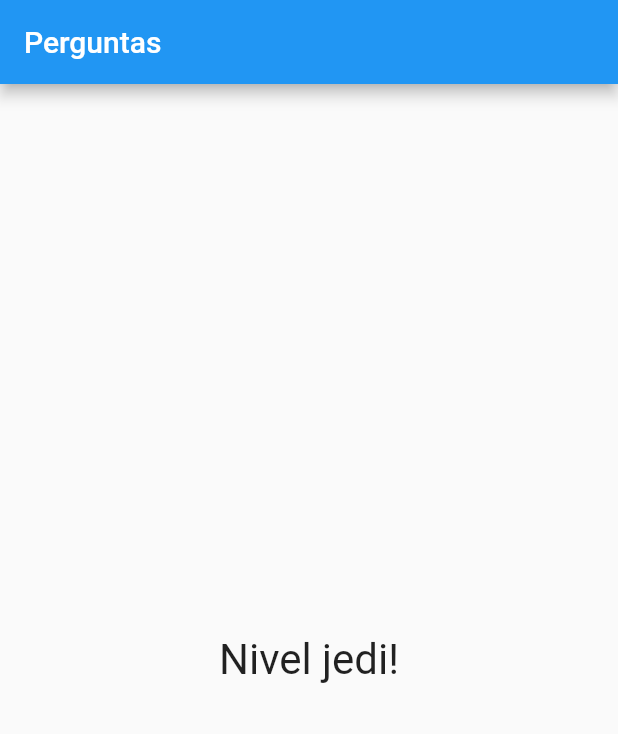
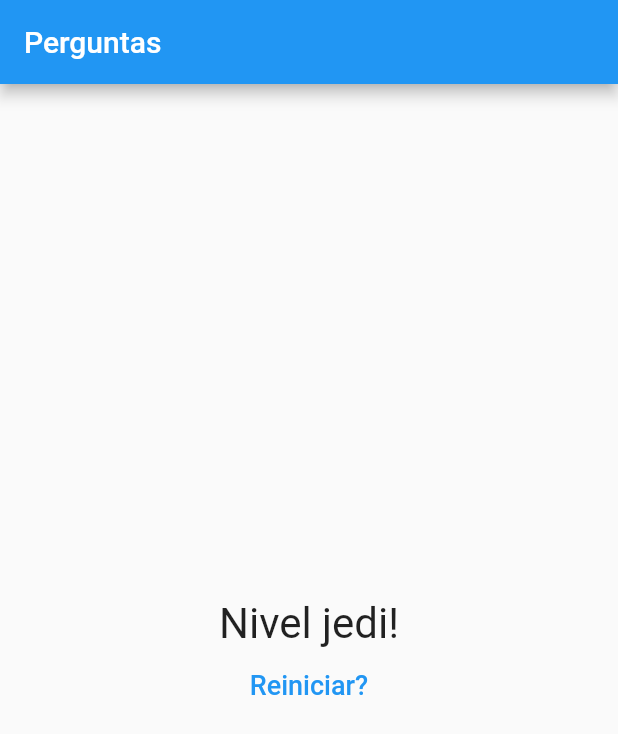
Before and after one commit to EduardoShibukawa/curso-cod3r-flutter, a Flutter app: the screen it shows after launch, after a tap on "Preto", after a tap on "Cobra", after a tap on "Leo", on a phone screen of 412 x 824 dp. Shown: the top 734 px of the screen. Run offline on Flutter 3.47's test engine with Material 2 defaults, Android fonts, the phone set to English and light mode, and no system bars.

Commit message:
acabou miseravi

```diff
--- a/projeto_perguntas/lib/main.dart
+++ b/projeto_perguntas/lib/main.dart
@@ -53,6 +53,13 @@ class _PerguntaAppState extends State<PerguntaApp> {
     return _perguntaSelecionada < _perguntas.length;
   }
 
+  void _reiniciarQuestionario() {
+    setState(() {
+      _perguntaSelecionada = 0;
+      _pontuacaoTotal = 0;
+    });
+  }
+
   @override
   Widget build(BuildContext context) {
     return MaterialApp(
@@ -66,7 +73,10 @@ class _PerguntaAppState extends State<PerguntaApp> {
                   perguntaSelecionada: _perguntaSelecionada,
                   quandoResponder: _responder,
                 )
-              : Resultado(pontuacao: _pontuacaoTotal,)),
+              : Resultado(
+                  pontuacao: _pontuacaoTotal,
+                  quandoReiniciarQuestionario: _reiniciarQuestionario,
+                )),
     );
   }
 }
--- a/projeto_perguntas/lib/resultado.dart
+++ b/projeto_perguntas/lib/resultado.dart
@@ -3,8 +3,9 @@ import 'package:flutter/material.dart';
 class Resultado extends StatelessWidget {
 
   final int pontuacao;
+  final void Function() quandoReiniciarQuestionario;
 
-  Resultado({this.pontuacao});
+  Resultado({this.pontuacao, this.quandoReiniciarQuestionario});
 
   String get fraseResultado {
     if (pontuacao < 8) {
@@ -20,11 +21,24 @@ class Resultado extends StatelessWidget {
 
   @override
   Widget build(BuildContext context) {
-    return Center(
-      child: Text(
-        fraseResultado,
-        style: TextStyle(fontSize: 28),
-      ),
+    return Column(
+      mainAxisAlignment: MainAxisAlignment.center,
+      children: <Widget>[
+        Center(
+          child: Text(
+            fraseResultado,
+            style: TextStyle(fontSize: 28),
+          ),
+        ),
+        FlatButton(
+          child: Text(
+            'Reiniciar?',
+            style: TextStyle(fontSize: 18),
+          ),
+          textColor: Colors.blue,
+          onPressed: quandoReiniciarQuestionario,
+        )
+      ],
     );
   }
 }
```
